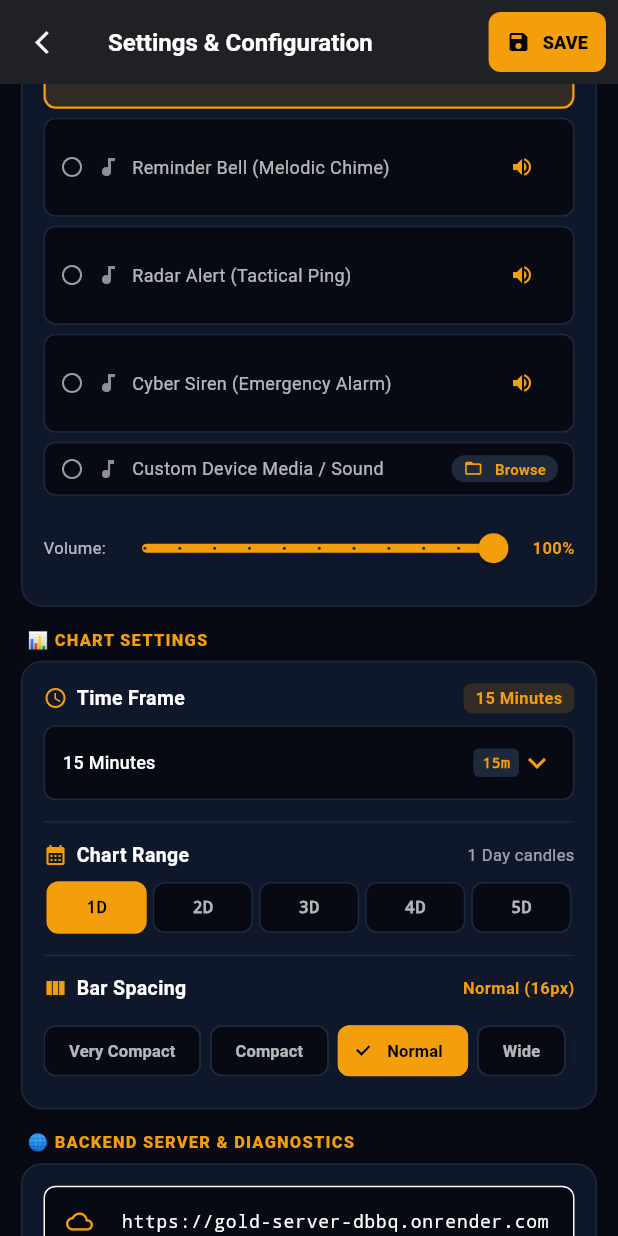
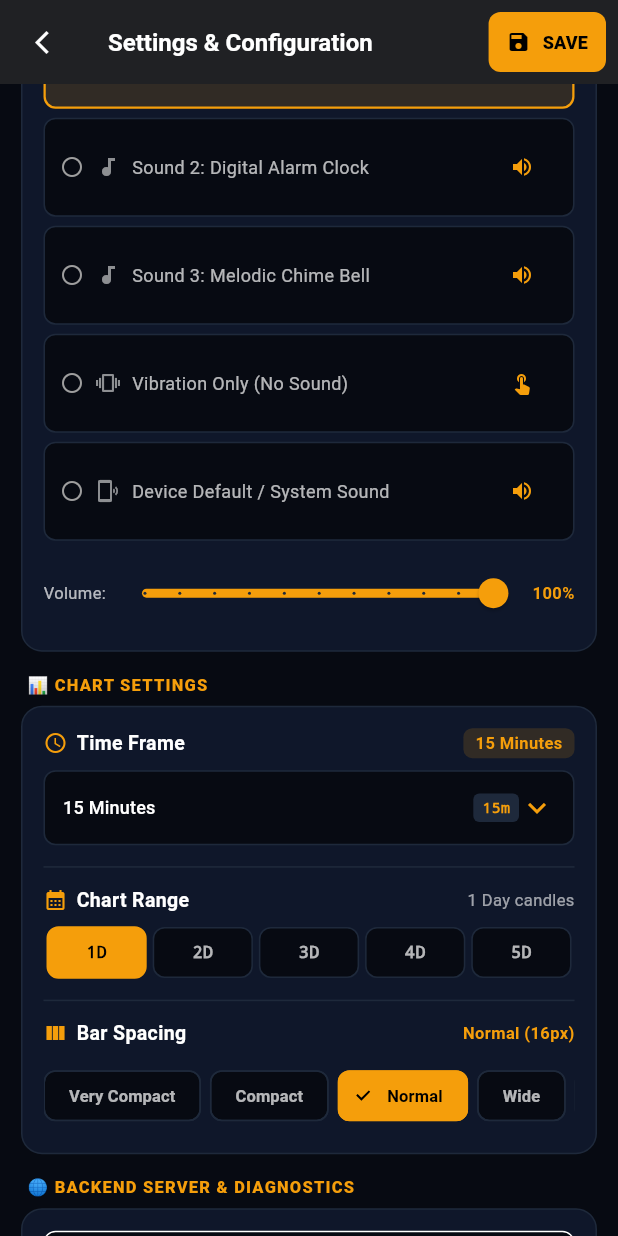
Before and after one commit to Jaspinder-18/gold_mobile_app-, a Flutter app: the SettingsScreen screen opened directly, scrolled down 1152 dp, after a tap on the "volume up" icon, on a phone screen of 412 x 824 dp. Run offline on Flutter 3.47's test engine with Material 3 defaults, Android fonts, the phone set to English and light mode, and no system bars; our stand-ins replace audioplayers, cached_network_image, device_info_plus, file_picker, firebase_core, firebase_messaging and 6 more; missing offline and left inert: android_intent_plus, flutter_foreground_task, onesignal_flutter; accounts and stored records are empty; network calls fail; statements that could not run were skipped.

Commit message:
feat: single notification with chart, cancel alarm sound-off, and simplified 5 alarm sounds

```diff
--- a/lib/models/market_data.dart
+++ b/lib/models/market_data.dart
@@ -313,7 +313,7 @@ class AlertEvent {
       levelPrice: targetPrice > 0 ? targetPrice : curPrice,
       currentPrice: curPrice > 0 ? curPrice : targetPrice,
       tolerance: _toDouble(json['tolerance'], 0.20),
-      screenshotPath: json['screenshotPath']?.toString() ?? '',
+      screenshotPath: (json['screenshotPath'] ?? json['screenshotUrl'] ?? json['imageUrl'] ?? json['image'] ?? '').toString(),
       triggerReason: json['triggerReason']?.toString() ?? '',
       telegramStatus: json['telegramStatus']?.toString() ?? 'SENT',
       timestamp: json['timestamp'] != null
--- a/lib/screens/settings_screen.dart
+++ b/lib/screens/settings_screen.dart
@@ -1098,7 +1098,8 @@ class _SettingsScreenState extends State<SettingsScreen> {
           const SizedBox(height: 6),
           ...AlertSound.values.map((sound) {
             final isSelected = _selectedSound == sound;
-            final isCustom = sound == AlertSound.customMedia;
+            final isVibrate = sound == AlertSound.vibrateOnly;
+            final isDevice = sound == AlertSound.deviceSound;
 
             return Container(
               margin: const EdgeInsets.symmetric(vertical: 3),
@@ -1110,21 +1111,11 @@ class _SettingsScreenState extends State<SettingsScreen> {
                   width: isSelected ? 1.5 : 1,
                 ),
               ),
-              child: Column(
-                children: [
-                  InkWell(
+              child: InkWell(
                 onTap: () async {
-                      if (isCustom && _audioService.customAudioPath == null) {
-                        final picked = await _audioService.pickAndSetCustomAudio();
-                        if (picked && mounted) {
-                          setState(() => _selectedSound = AlertSound.customMedia);
-                          await _audioService.testSound(AlertSound.customMedia);
-                        }
-                      } else {
                   setState(() => _selectedSound = sound);
                   await _audioService.setSound(sound);
                   await _audioService.testSound(sound);
-                      }
                 },
                 borderRadius: BorderRadius.circular(8),
                 child: Padding(
@@ -1138,16 +1129,13 @@ class _SettingsScreenState extends State<SettingsScreen> {
                       ),
                       const SizedBox(width: 8),
                       Icon(
-                            isCustom ? Icons.music_note : Icons.audiotrack,
+                        isVibrate ? Icons.vibration : (isDevice ? Icons.phonelink_ring : Icons.audiotrack),
                         color: isSelected ? const Color(0xFFF59E0B) : Colors.white54,
                         size: 16,
                       ),
                       const SizedBox(width: 8),
                       Expanded(
-                            child: Column(
-                              crossAxisAlignment: CrossAxisAlignment.start,
-                              children: [
-                                Text(
+                        child: Text(
                           sound.title,
                           style: TextStyle(
                             color: isSelected ? Colors.white : Colors.white70,
@@ -1155,47 +1143,13 @@ class _SettingsScreenState extends State<SettingsScreen> {
                             fontSize: 12,
                           ),
                         ),
-                                if (isCustom && _audioService.customAudioName != null) ...[
-                                  const SizedBox(height: 2),
-                                  Text(
-                                    '📁 ${_audioService.customAudioName!}',
-                                    style: const TextStyle(
-                                      color: Color(0xFF10B981),
-                                      fontSize: 10,
-                                      fontWeight: FontWeight.bold,
-                                      fontFamily: 'monospace',
                       ),
-                                    maxLines: 1,
-                                    overflow: TextOverflow.ellipsis,
+                      IconButton(
+                        icon: Icon(
+                          isVibrate ? Icons.touch_app : Icons.volume_up,
+                          color: const Color(0xFFF59E0B),
+                          size: 16,
                         ),
-                                ],
-                              ],
-                            ),
-                          ),
-                          if (isCustom)
-                            TextButton.icon(
-                              icon: const Icon(Icons.folder_open, size: 13, color: Color(0xFFF59E0B)),
-                              label: Text(
-                                _audioService.customAudioName != null ? 'Change' : 'Browse',
-                                style: const TextStyle(color: Color(0xFFF59E0B), fontSize: 10, fontWeight: FontWeight.bold),
-                              ),
-                              style: TextButton.styleFrom(
-                                backgroundColor: const Color(0xFF1E293B),
-                                padding: const EdgeInsets.symmetric(horizontal: 8, vertical: 2),
-                                minimumSize: Size.zero,
-                                tapTargetSize: MaterialTapTargetSize.shrinkWrap,
-                              ),
-                              onPressed: () async {
-                                final picked = await _audioService.pickAndSetCustomAudio();
-                                if (picked && mounted) {
-                                  setState(() => _selectedSound = AlertSound.customMedia);
-                                  await _audioService.testSound(AlertSound.customMedia);
-                                }
-                              },
-                            )
-                          else
-                            IconButton(
-                              icon: const Icon(Icons.volume_up, color: Color(0xFFF59E0B), size: 16),
                         padding: EdgeInsets.zero,
                         constraints: const BoxConstraints(),
                         onPressed: () => _audioService.testSound(sound),
@@ -1203,8 +1157,6 @@ class _SettingsScreenState extends State<SettingsScreen> {
                     ],
                   ),
                 ),
-                  ),
-                ],
               ),
             );
           }),
--- a/lib/services/audio_service.dart
+++ b/lib/services/audio_service.dart
@@ -1,5 +1,4 @@
 import 'dart:async';
-import 'dart:io';
 import 'package:audioplayers/audioplayers.dart';
 import 'package:file_picker/file_picker.dart';
 import 'package:flutter/foundation.dart';
@@ -31,11 +30,11 @@ enum AlertNotifyMode {
 }
 
 enum AlertSound {
-  alarmClock('Alarm Clock (Loud Digital)', 'alarm_clock.wav'),
-  reminderBell('Reminder Bell (Melodic Chime)', 'reminder_bell.wav'),
-  radarAlert('Radar Alert (Tactical Ping)', 'radar_alert.wav'),
-  cyberSiren('Cyber Siren (Emergency Alarm)', 'cyber_siren.wav'),
-  customMedia('Custom Device Media / Sound', 'custom');
+  radarAlert('Sound 1: Urgent Radar Alarm', 'radar_alert.wav'),
+  alarmClock('Sound 2: Digital Alarm Clock', 'alarm_clock.wav'),
+  reminderBell('Sound 3: Melodic Chime Bell', 'reminder_bell.wav'),
+  vibrateOnly('Vibration Only (No Sound)', 'vibrate_only'),
+  deviceSound('Device Default / System Sound', 'device_default');
 
   final String title;
   final String fileName;
@@ -49,7 +48,7 @@ class AudioService {
   AudioService._internal();
 
   final AudioPlayer _player = AudioPlayer();
-  AlertSound _currentSound = AlertSound.alarmClock;
+  AlertSound _currentSound = AlertSound.radarAlert;
   RingtoneLoopMode _loopMode = RingtoneLoopMode.loop1Min;
   double _volume = 1.0;
   bool _soundEnabled = true;
@@ -70,8 +69,10 @@ class AudioService {
   String? get customAudioName => _customAudioName;
 
   AlertNotifyMode get notifyMode {
+    if (_currentSound == AlertSound.vibrateOnly || (!_soundEnabled && _vibrationEnabled)) {
+      return AlertNotifyMode.vibrateOnly;
+    }
     if (_soundEnabled && _vibrationEnabled) return AlertNotifyMode.soundAndVibration;
-    if (!_soundEnabled && _vibrationEnabled) return AlertNotifyMode.vibrateOnly;
     if (_soundEnabled && !_vibrationEnabled) return AlertNotifyMode.soundOnly;
     return AlertNotifyMode.silent;
   }
@@ -82,10 +83,10 @@ class AudioService {
       _customAudioPath = prefs.getString('custom_audio_path');
       _customAudioName = prefs.getString('custom_audio_name');
 
-      final soundName = prefs.getString('alert_sound') ?? AlertSound.alarmClock.name;
+      final soundName = prefs.getString('alert_sound') ?? AlertSound.radarAlert.name;
       _currentSound = AlertSound.values.firstWhere(
         (s) => s.name == soundName,
-        orElse: () => AlertSound.alarmClock,
+        orElse: () => AlertSound.radarAlert,
       );
 
       final loopModeName = prefs.getString('alert_loop_mode') ?? RingtoneLoopMode.loop1Min.name;
@@ -95,7 +96,7 @@ class AudioService {
       );
 
       _volume = prefs.getDouble('alert_volume') ?? 1.0;
-      _soundEnabled = prefs.getBool('alert_sound_enabled') ?? true;
+      _soundEnabled = prefs.getBool('alert_sound_enabled') ?? (_currentSound != AlertSound.vibrateOnly);
       _vibrationEnabled = prefs.getBool('alert_vibration_enabled') ?? true;
 
       // Configure AudioContext for loud speaker alarm usage
@@ -219,12 +220,12 @@ class AudioService {
         final name = result.files.single.name;
         _customAudioPath = path;
         _customAudioName = name;
-        _currentSound = AlertSound.customMedia;
+        _currentSound = AlertSound.deviceSound;
 
         final prefs = await SharedPreferences.getInstance();
         await prefs.setString('custom_audio_path', path);
         await prefs.setString('custom_audio_name', name);
-        await prefs.setString('alert_sound', AlertSound.customMedia.name);
+        await prefs.setString('alert_sound', AlertSound.deviceSound.name);
         return true;
       }
     } catch (e) {
@@ -267,17 +268,13 @@ class AudioService {
           }
         }
 
-        if (soundToPlay == AlertSound.customMedia) {
-          if (_customAudioPath != null && File(_customAudioPath!).existsSync()) {
-            try {
-              await _player.play(DeviceFileSource(_customAudioPath!));
-            } catch (e) {
-              debugPrint('[AudioService] DeviceFileSource playback failed: $e, falling back to asset...');
-              await _playAssetFile('alarm_clock.wav');
-            }
-          } else {
-            await _playAssetFile('alarm_clock.wav');
-          }
+        if (soundToPlay == AlertSound.vibrateOnly) {
+          // Vibration only mode: audio is muted
+        } else if (soundToPlay == AlertSound.deviceSound) {
+          try {
+            await SystemSound.play(SystemSoundType.alert);
+          } catch (_) {}
+          await _playAssetFile('reminder_bell.wav');
         } else {
           await _playAssetFile(soundToPlay.fileName);
         }
@@ -286,7 +283,7 @@ class AudioService {
       _isPlaying = true;
 
       // Start periodic vibration during alarm if enabled (even if sound is muted in Vibrate Only mode)
-      if (_vibrationEnabled || isManualTest) {
+      if (_vibrationEnabled || soundToPlay == AlertSound.vibrateOnly || isManualTest) {
         HapticFeedback.heavyImpact();
         if (!isManualTest && _loopMode != RingtoneLoopMode.playOnce) {
           _vibrationTimer = Timer.periodic(const Duration(seconds: 2), (_) {
@@ -336,6 +333,10 @@ class AudioService {
   }
 
   Future<void> testSound(AlertSound sound) async {
+    if (sound == AlertSound.vibrateOnly) {
+      HapticFeedback.heavyImpact();
+      return;
+    }
     await playAlertSound(soundOverride: sound, isManualTest: true);
   }
 
@@ -348,6 +349,10 @@ class AudioService {
       debugPrint('[AudioService] stop error: $e');
     }
     _isPlaying = false;
+  }
+
+  Future<void> stopAlarm() async {
+    await stop();
   }
 
   static Future<void> playAlertSoundDirect({String fileName = 'alarm_clock.wav', int loopSeconds = 30}) async {
```
Also changed, not shown: lib/screens/home_screen.dart (+33 -6 lines), lib/services/notification_service.dart (+54 -15 lines). Lines whose indentation alone changed are shown as unchanged.
